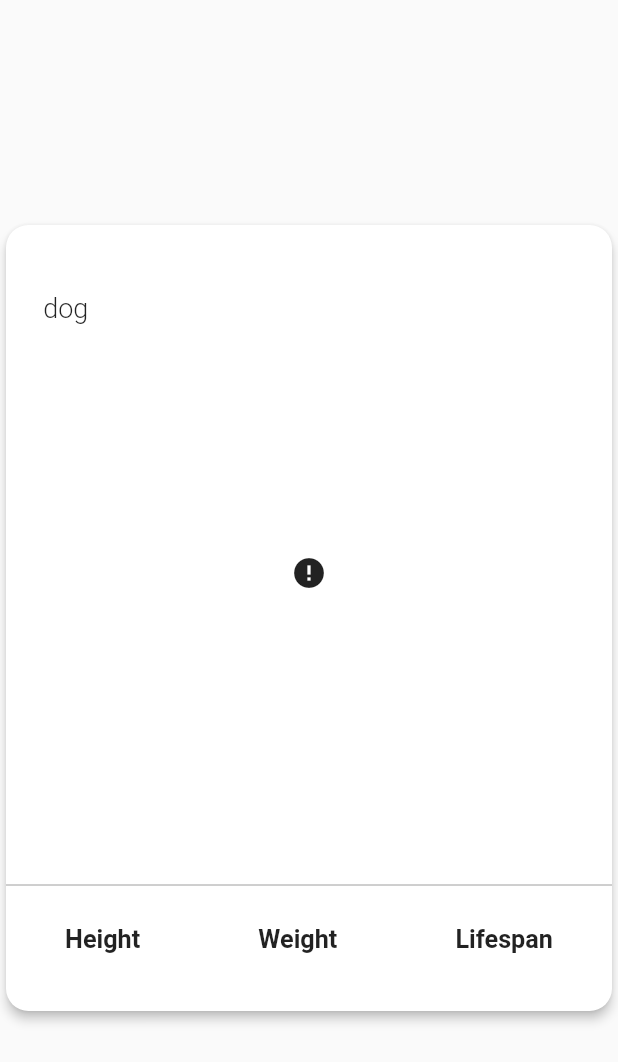
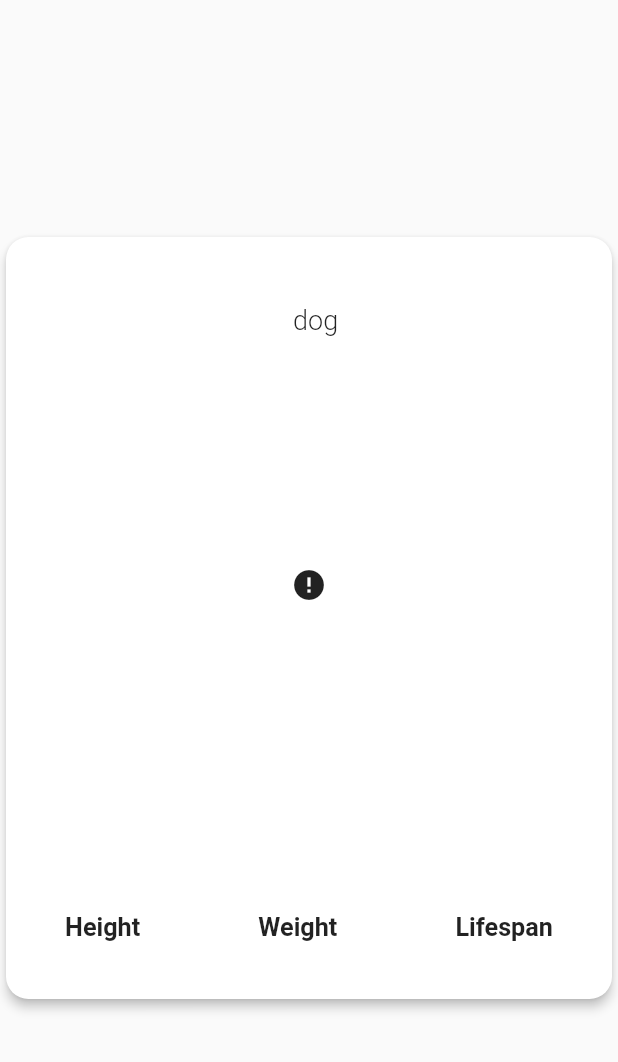
Before and after one commit to maria-robobug/breedy-app, a Flutter app: the DogCard widget shown alone on an empty page, opened directly with empty values, on a phone screen of 412 x 824 dp. Shown: the top 1062 px of the screen. Run offline on Flutter 3.47's test engine with Material 2 defaults, Android fonts, the phone set to English and light mode, and no system bars; drawn by our look-alikes of cached_network_image; our stand-ins replace bloc, equatable, flutter_bloc, logger; network calls fail.

Commit message:
Change card text alignment

```diff
--- a/lib/widgets/components/dog_summary.dart
+++ b/lib/widgets/components/dog_summary.dart
@@ -8,17 +8,14 @@ class DogSummary extends StatelessWidget {
 
   @override
   Widget build(BuildContext context) {
-    double deviceWidth = MediaQuery.of(context).size.width * 1.0;
-
     return Container(
-      width: deviceWidth,
       padding: const EdgeInsets.all(15.0),
-      alignment: Alignment.bottomLeft,
+      alignment: Alignment.center,
       child: temperament == null
           ? Text("N/A",
-              textAlign: TextAlign.left, textScaleFactor: SCALE_FACTOR)
+              textAlign: null, textScaleFactor: null)
           : Text(temperament,
-              textAlign: TextAlign.left, textScaleFactor: SCALE_FACTOR),
+              textAlign: TextAlign.center, textScaleFactor: SCALE_FACTOR),
     );
   }
 }
--- a/lib/widgets/components/dog_title.dart
+++ b/lib/widgets/components/dog_title.dart
@@ -7,8 +7,6 @@ class DogTitle extends StatelessWidget {
 
   @override
   Widget build(BuildContext context) {
-    double cWidth = MediaQuery.of(context).size.width * 1.0;
-
     final TextStyle nameStyle = TextStyle(
       fontWeight: FontWeight.w500,
       fontSize: 25.0,
@@ -21,15 +19,12 @@ class DogTitle extends StatelessWidget {
 
     return Container(
       padding: const EdgeInsets.all(16.0),
-      width: cWidth,
-      child: Column(
-          crossAxisAlignment: CrossAxisAlignment.start,
-          children: <Widget>[
-            Text(name, style: nameStyle),
-            origin != null
-                ? Text(" " + origin + " dog", style: originStyle)
-                : Text(""),
-          ]),
+      child: Column(children: <Widget>[
+        Text(name, style: nameStyle),
+        origin != null
+            ? Text(" " + origin + " dog", style: originStyle)
+            : Text(""),
+      ]),
     );
   }
 }
--- a/lib/widgets/containers/dog_card.dart
+++ b/lib/widgets/containers/dog_card.dart
@@ -33,7 +33,6 @@ class DogCard extends StatelessWidget {
                   imageWidth: doggo.imageWidth),
             ),
             DogSummary(temperament: doggo.temperament),
-            Divider(color: Colors.grey),
             DogInfo(
               height: doggo.height,
               weight: doggo.weight,
```
Also changed, not shown: 2 other files.
